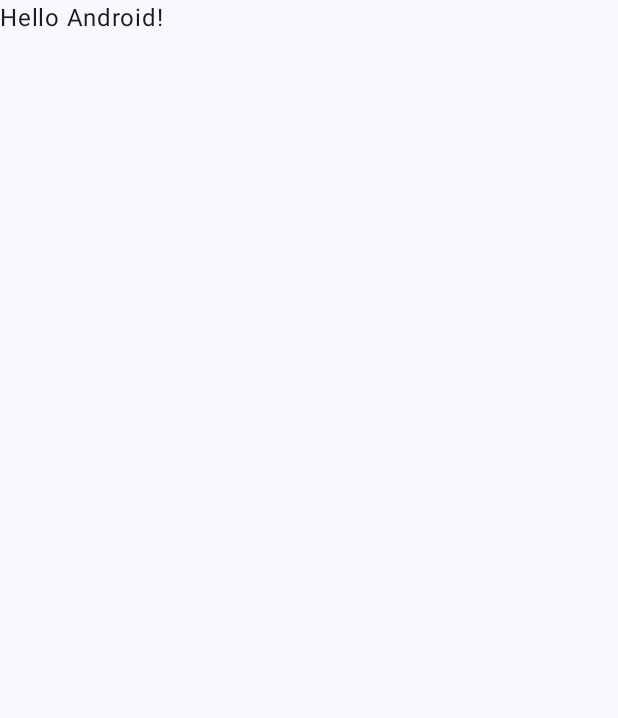
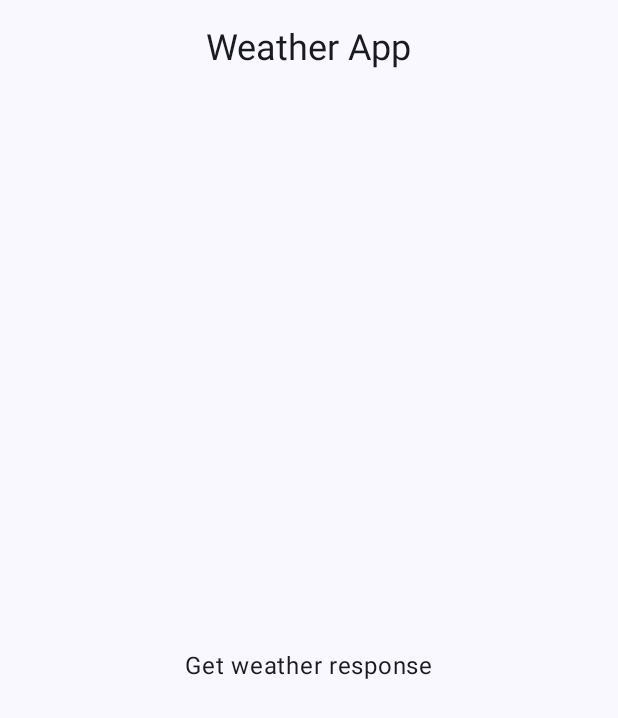
Before and after one commit to vvuono01/WeatherApp-2026, an Android app built with Jetpack Compose: the screen it shows after launch (MainActivity), on a phone screen of 412 x 824 dp. Before the commit the part shown is almost empty. Shown: the top 718 px of the screen. Run offline under Robolectric (Android 15) with nearby library versions, the phone set to English and light mode, and no system bars.

Commit message:
-Renamed package to .weatherapp instead of .weatherapp2026 -Removed dummy unit tests -Added ViewModel Compose library -Set up basic ViewModel and Activity screens

```diff
--- a/app/build.gradle.kts
+++ b/app/build.gradle.kts
@@ -4,13 +4,13 @@ plugins {
 }
 
 android {
-    namespace = "com.vvuono.weatherapp2026"
+    namespace = "com.vvuono.weatherapp"
     compileSdk {
         version = release(37)
     }
 
     defaultConfig {
-        applicationId = "com.vvuono.weatherapp2026"
+        applicationId = "com.vvuono.weatherapp"
         minSdk = 24
         targetSdk = 37
         versionCode = 1
@@ -45,6 +45,7 @@ dependencies {
     implementation(libs.androidx.compose.ui.tooling.preview)
     implementation(libs.androidx.core.ktx)
     implementation(libs.androidx.lifecycle.runtime.ktx)
+    implementation(libs.androidx.lifecycle.viewmodel.compose)
     testImplementation(libs.junit)
     androidTestImplementation(platform(libs.androidx.compose.bom))
     androidTestImplementation(libs.androidx.compose.ui.test.junit4)
--- a/app/src/main/AndroidManifest.xml
+++ b/app/src/main/AndroidManifest.xml
@@ -10,12 +10,12 @@
         android:label="@string/app_name"
         android:roundIcon="@mipmap/ic_launcher_round"
         android:supportsRtl="true"
-        android:theme="@style/Theme.WeatherApp2026">
+        android:theme="@style/Theme.WeatherApp">
         <activity
             android:name=".MainActivity"
             android:exported="true"
             android:label="@string/app_name"
-            android:theme="@style/Theme.WeatherApp2026"
+            android:theme="@style/Theme.WeatherApp"
             android:windowSoftInputMode="adjustResize">
             <intent-filter>
                 <action android:name="android.intent.action.MAIN" />
--- /dev/null
+++ b/app/src/main/java/com/vvuono/weatherapp/MainActivity.kt
@@ -0,0 +1,27 @@
+package com.vvuono.weatherapp
+
+import android.os.Bundle
+import androidx.activity.ComponentActivity
+import androidx.activity.compose.setContent
+import androidx.activity.enableEdgeToEdge
+import androidx.compose.foundation.layout.fillMaxSize
+import androidx.compose.material3.Surface
+import androidx.compose.ui.Modifier
+import com.vvuono.weatherapp.ui.WeatherApp
+import com.vvuono.weatherapp.ui.theme.WeatherTheme
+
+class MainActivity : ComponentActivity() {
+    override fun onCreate(savedInstanceState: Bundle?) {
+        super.onCreate(savedInstanceState)
+        enableEdgeToEdge()
+        setContent {
+            WeatherTheme {
+                Surface(
+                    modifier = Modifier.fillMaxSize()
+                ) {
+                    WeatherApp()
+                }
+            }
+        }
+    }
+}
--- /dev/null
+++ b/app/src/main/java/com/vvuono/weatherapp/ui/WeatherApp.kt
@@ -0,0 +1,60 @@
+@file:OptIn(ExperimentalMaterial3Api::class)
+
+package com.vvuono.weatherapp.ui
+
+import androidx.compose.foundation.layout.PaddingValues
+import androidx.compose.foundation.layout.fillMaxSize
+import androidx.compose.material3.CenterAlignedTopAppBar
+import androidx.compose.material3.ExperimentalMaterial3Api
+import androidx.compose.material3.MaterialTheme
+import androidx.compose.material3.Scaffold
+import androidx.compose.material3.Surface
+import androidx.compose.material3.Text
+import androidx.compose.material3.TopAppBarDefaults
+import androidx.compose.material3.TopAppBarScrollBehavior
+import androidx.compose.runtime.Composable
+import androidx.compose.ui.Modifier
+import androidx.compose.ui.input.nestedscroll.nestedScroll
+import androidx.compose.ui.res.stringResource
+import androidx.lifecycle.viewmodel.compose.viewModel
+import com.vvuono.weatherapp.ui.screens.HomeScreen
+import com.vvuono.weatherapp.viewmodel.WeatherViewModel
+import com.vvuono.weatherapp.R
+
+@Composable
+fun WeatherApp() {
+    val scrollBehavior = TopAppBarDefaults.enterAlwaysScrollBehavior()
+    Scaffold(
+        modifier = Modifier.nestedScroll(scrollBehavior.nestedScrollConnection),
+        topBar = { WeatherTopAppBar(scrollBehavior = scrollBehavior) }
+    ) {
+        Surface(
+            modifier = Modifier.fillMaxSize()
+        ) {
+            val viewModel: WeatherViewModel = viewModel()
+            HomeScreen(
+                weatherUiState = viewModel.weatherUiState,
+                contentPadding = it,
+            )
+        }
+    }
+}
+
+@Composable
+fun HomeScreen(contentPadding: PaddingValues) {
+    TODO("Not yet implemented")
+}
+
+@Composable
+fun WeatherTopAppBar(scrollBehavior: TopAppBarScrollBehavior, modifier: Modifier = Modifier) {
+    CenterAlignedTopAppBar(
+        scrollBehavior = scrollBehavior,
+        title = {
+            Text(
+                text = stringResource(R.string.app_name),
+                style = MaterialTheme.typography.headlineSmall,
+            )
+        },
+        modifier = modifier
+    )
+}
--- /dev/null
+++ b/app/src/main/java/com/vvuono/weatherapp/ui/screens/HomeScreen.kt
@@ -0,0 +1,16 @@
+package com.vvuono.weatherapp.ui.screens
+
+import androidx.compose.foundation.layout.PaddingValues
+import androidx.compose.foundation.layout.padding
+import androidx.compose.runtime.Composable
+import androidx.compose.ui.Modifier
+import androidx.compose.ui.unit.dp
+
+@Composable
+fun HomeScreen(
+    weatherUiState: String,
+    modifier: Modifier = Modifier,
+    contentPadding: PaddingValues = PaddingValues(0.dp),
+) {
+    ResultScreen(weatherUiState, modifier.padding(top = contentPadding.calculateTopPadding()))
+}
--- /dev/null
+++ b/app/src/main/java/com/vvuono/weatherapp/ui/screens/ResultScreen.kt
@@ -0,0 +1,29 @@
+package com.vvuono.weatherapp.ui.screens
+
+import androidx.compose.foundation.layout.Box
+import androidx.compose.material3.Text
+import androidx.compose.runtime.Composable
+import androidx.compose.ui.Alignment
+import androidx.compose.ui.Modifier
+import androidx.compose.ui.res.stringResource
+import androidx.compose.ui.tooling.preview.Preview
+import com.vvuono.weatherapp.ui.theme.WeatherTheme
+import com.vvuono.weatherapp.R
+
+@Composable
+fun ResultScreen(result: String, modifier: Modifier = Modifier) {
+    Box(
+        contentAlignment = Alignment.Center,
+        modifier = modifier
+    ) {
+        Text(text = result)
+    }
+}
+
+@Preview(showBackground = true)
+@Composable
+fun ResultScreenPreview() {
+    WeatherTheme {
+        ResultScreen(stringResource(R.string.placeholder_result))
+    }
+}
--- a/app/src/main/java/com/vvuono/weatherapp2026/ui/theme/Color.kt
+++ b/app/src/main/java/com/vvuono/weatherapp/ui/theme/Color.kt
@@ -1,4 +1,4 @@
-package com.vvuono.weatherapp2026.ui.theme
+package com.vvuono.weatherapp.ui.theme
 
 import androidx.compose.ui.graphics.Color
 
--- a/app/src/main/java/com/vvuono/weatherapp2026/ui/theme/Theme.kt
+++ b/app/src/main/java/com/vvuono/weatherapp/ui/theme/Theme.kt
@@ -1,6 +1,5 @@
-package com.vvuono.weatherapp2026.ui.theme
+package com.vvuono.weatherapp.ui.theme
 
-import android.app.Activity
 import android.os.Build
 import androidx.compose.foundation.isSystemInDarkTheme
 import androidx.compose.material3.MaterialTheme
@@ -34,7 +33,7 @@ private val LightColorScheme = lightColorScheme(
 )
 
 @Composable
-fun WeatherApp2026Theme(
+fun WeatherTheme(
     darkTheme: Boolean = isSystemInDarkTheme(),
     // Dynamic color is available on Android 12+
     dynamicColor: Boolean = true,
--- a/app/src/main/java/com/vvuono/weatherapp2026/ui/theme/Type.kt
+++ b/app/src/main/java/com/vvuono/weatherapp/ui/theme/Type.kt
@@ -1,4 +1,4 @@
-package com.vvuono.weatherapp2026.ui.theme
+package com.vvuono.weatherapp.ui.theme
 
 import androidx.compose.material3.Typography
 import androidx.compose.ui.text.TextStyle
--- /dev/null
+++ b/app/src/main/java/com/vvuono/weatherapp/viewmodel/WeatherViewModel.kt
@@ -0,0 +1,18 @@
+package com.vvuono.weatherapp.viewmodel
+
+import androidx.compose.runtime.getValue
+import androidx.compose.runtime.mutableStateOf
+import androidx.compose.runtime.setValue
+import androidx.lifecycle.ViewModel
+
+class WeatherViewModel : ViewModel() {
+    var weatherUiState: String by mutableStateOf("")
+
+    init {
+        getWeatherData()
+    }
+
+    fun getWeatherData() {
+        weatherUiState = "Get weather response"
+    }
+}
--- a/app/src/main/java/com/vvuono/weatherapp2026/MainActivity.kt
+++ /dev/null
@@ -1,47 +0,0 @@
-package com.vvuono.weatherapp2026
-
-import android.os.Bundle
-import androidx.activity.ComponentActivity
-import androidx.activity.compose.setContent
-import androidx.activity.enableEdgeToEdge
-import androidx.compose.foundation.layout.fillMaxSize
-import androidx.compose.foundation.layout.padding
-import androidx.compose.material3.Scaffold
-import androidx.compose.material3.Text
-import androidx.compose.runtime.Composable
-import androidx.compose.ui.Modifier
-import androidx.compose.ui.tooling.preview.Preview
-import com.vvuono.weatherapp2026.ui.theme.WeatherApp2026Theme
-
-class MainActivity : ComponentActivity() {
-    override fun onCreate(savedInstanceState: Bundle?) {
-        super.onCreate(savedInstanceState)
-        enableEdgeToEdge()
-        setContent {
-            WeatherApp2026Theme {
-                Scaffold(modifier = Modifier.fillMaxSize()) { innerPadding ->
-                    Greeting(
-                        name = "Android",
-                        modifier = Modifier.padding(innerPadding)
-                    )
-                }
-            }
-        }
-    }
-}
-
-@Composable
-fun Greeting(name: String, modifier: Modifier = Modifier) {
-    Text(
-        text = "Hello $name!",
-        modifier = modifier
-    )
-}
-
-@Preview(showBackground = true)
-@Composable
-fun GreetingPreview() {
-    WeatherApp2026Theme {
-        Greeting("Android")
-    }
-}
--- a/app/src/main/res/values/strings.xml
+++ b/app/src/main/res/values/strings.xml
@@ -1,3 +1,4 @@
 <resources>
-    <string name="app_name">WeatherApp2026</string>
+    <string name="app_name">Weather App</string>
+    <string name="placeholder_result">Placeholder result text</string>
 </resources>
--- a/app/src/main/res/values/themes.xml
+++ b/app/src/main/res/values/themes.xml
@@ -1,5 +1,5 @@
 <?xml version="1.0" encoding="utf-8"?>
 <resources>
 
-    <style name="Theme.WeatherApp2026" parent="android:Theme.Material.Light.NoActionBar" />
+    <style name="Theme.WeatherApp" parent="android:Theme.Material.Light.NoActionBar" />
 </resources>
--- a/gradle/libs.versions.toml
+++ b/gradle/libs.versions.toml
@@ -5,6 +5,7 @@ junit = "4.13.2"
 junitVersion = "1.1.5"
 espressoCore = "3.5.1"
 lifecycleRuntimeKtx = "2.6.1"
+lifecycleViewModelCompose = "2.8.7"
 activityCompose = "1.8.0"
 kotlin = "2.2.10"
 composeBom = "2026.02.01"
@@ -15,6 +16,7 @@ junit = { group = "junit", name = "junit", version.ref = "junit" }
 androidx-junit = { group = "androidx.test.ext", name = "junit", version.ref = "junitVersion" }
 androidx-espresso-core = { group = "androidx.test.espresso", name = "espresso-core", version.ref = "espressoCore" }
 androidx-lifecycle-runtime-ktx = { group = "androidx.lifecycle", name = "lifecycle-runtime-ktx", version.ref = "lifecycleRuntimeKtx" }
+androidx-lifecycle-viewmodel-compose = { group = "androidx.lifecycle", name = "lifecycle-viewmodel-compose", version.ref = "lifecycleViewModelCompose" }
 androidx-activity-compose = { group = "androidx.activity", name = "activity-compose", version.ref = "activityCompose" }
 androidx-compose-bom = { group = "androidx.compose", name = "compose-bom", version.ref = "composeBom" }
 androidx-compose-ui = { group = "androidx.compose.ui", name = "ui" }
```
Also changed, not shown: 2 other files.
